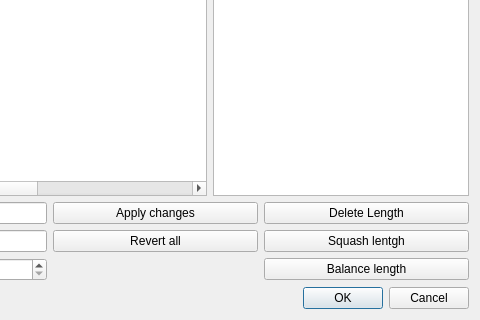
Above: ui/edit.ui from ihewitt/poolviewer before the change; both pictures show x 606 to 1086 and y 271 to 591 of the 1086 by 591 pixel window. Below: the same form after it.
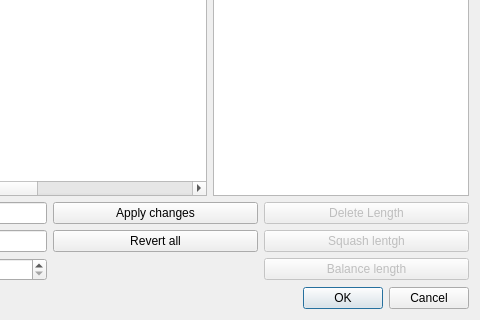
That is the form after the change.

Commit message:
Enable length buttons only when they make sense.
And change their text to reflect the action.

Patch:
```diff
--- a/ui/edit.ui
+++ b/ui/edit.ui
@@ -272,6 +272,9 @@
       <layout class="QVBoxLayout" name="verticalLayout_2">
        <item>
         <widget class="QPushButton" name="deleteLength">
+         <property name="enabled">
+          <bool>false</bool>
+         </property>
          <property name="toolTip">
           <string>&lt;html&gt;&lt;head/&gt;&lt;body&gt;&lt;p&gt;Delete selected length.&lt;/p&gt;&lt;/body&gt;&lt;/html&gt;</string>
          </property>
@@ -282,6 +285,9 @@
        </item>
        <item>
         <widget class="QPushButton" name="squashLength">
+         <property name="enabled">
+          <bool>false</bool>
+         </property>
          <property name="toolTip">
           <string>&lt;html&gt;&lt;head/&gt;&lt;body&gt;&lt;p&gt;Squash selected length with previous.&lt;/p&gt;&lt;/body&gt;&lt;/html&gt;</string>
          </property>
@@ -292,6 +298,9 @@
        </item>
        <item>
         <widget class="QPushButton" name="balanceLength">
+         <property name="enabled">
+          <bool>false</bool>
+         </property>
          <property name="toolTip">
           <string>&lt;html&gt;&lt;head/&gt;&lt;body&gt;&lt;p&gt;Balance selected length with previous.&lt;/p&gt;&lt;/body&gt;&lt;/html&gt;</string>
          </property>
```
The commit also changes 2 other files.
